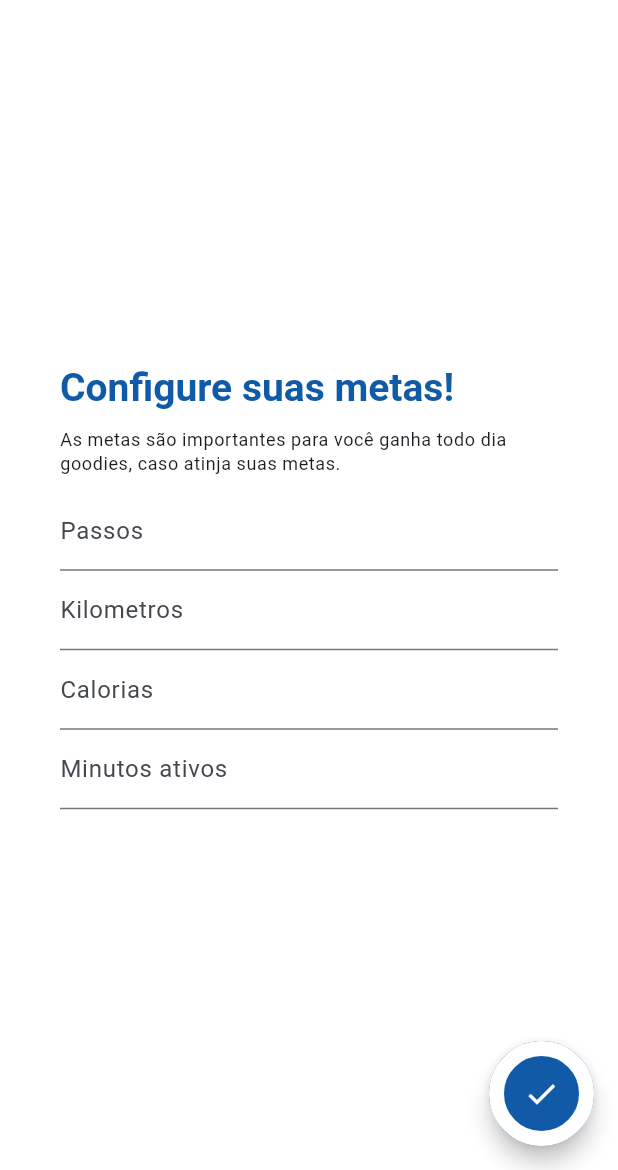
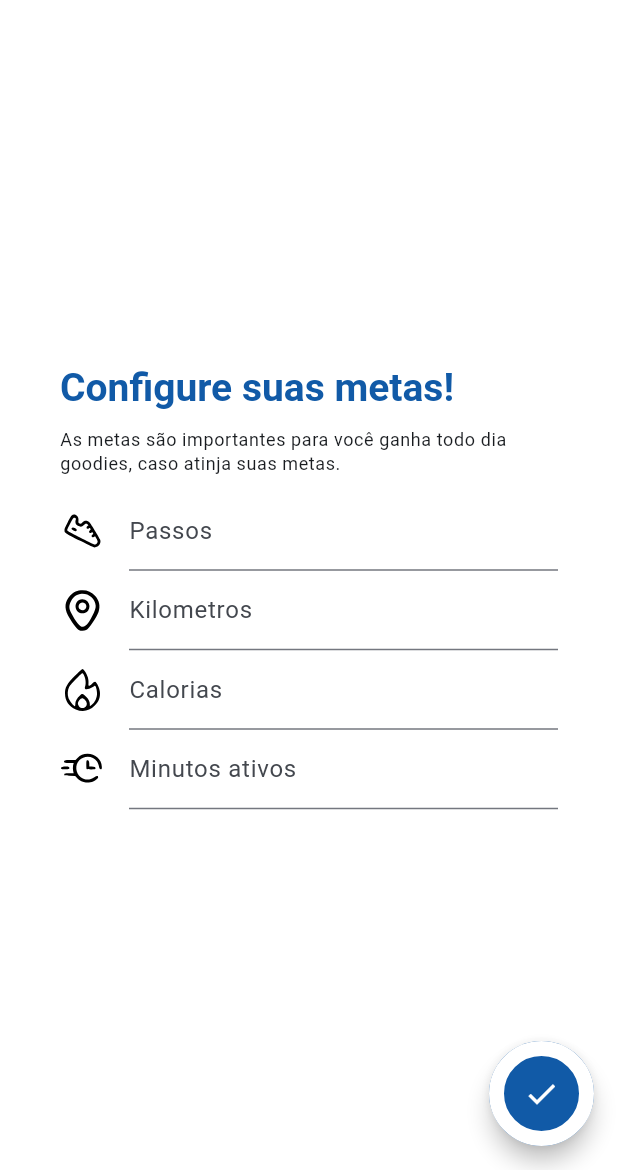
Before and after one commit to jhonifreitas/gooday-app, a Flutter app: the GoalConfigPage screen opened by its route, on a phone screen of 412 x 824 dp, the part 66-1236 px from its top. Run offline on Flutter 3.47's test engine with Material 2 defaults, Android fonts, the phone set to English and light mode, and no system bars; our stand-ins replace cloud_firestore, firebase_auth, firebase_core, firebase_storage, flutter_svg, image_picker and 1 more; missing offline and left inert: easy_mask; accounts and stored records are empty.

```diff
--- a/lib/src/controllers/auth_controller.dart
+++ b/lib/src/controllers/auth_controller.dart
@@ -96,9 +96,13 @@ class AuthController {
     return FirebaseAuth.instance.verifyPasswordResetCode(code);
   }
 
-  Future<void> passwordReset(String newPassword, String code) {
+  Future<void> passwordResetCode(String newPassword, String code) {
     return FirebaseAuth.instance
         .confirmPasswordReset(newPassword: newPassword, code: code);
+  }
+
+  Future<void> passwordReset(String newPassword) async {
+    return FirebaseAuth.instance.currentUser?.updatePassword(newPassword);
   }
 
   // SIGN OUT
--- a/lib/src/pages/profile/goal_page.dart
+++ b/lib/src/pages/profile/goal_page.dart
@@ -1,9 +1,10 @@
 import 'package:flutter/material.dart';
+import 'package:flutter_svg/svg.dart';
 
 import 'package:gooday/src/common/theme.dart';
 import 'package:gooday/src/widgets/appbar.dart';
+import 'package:gooday/src/widgets/form_field.dart';
 import 'package:gooday/src/controllers/user_controller.dart';
-import 'package:gooday/src/widgets/form_field.dart';
 
 class GoalConfigPage extends StatefulWidget {
   const GoalConfigPage({super.key});
@@ -57,21 +58,37 @@ class _GoalConfigPageState extends State<GoalConfigPage> {
                   label: 'Passos',
                   controller: _userCtrl.nameCtrl,
                   inputType: TextInputType.number,
+                  prefixIcon: SvgPicture.asset(
+                    'assets/icons/shoe.svg',
+                    width: 30,
+                  ),
                 ),
                 FormFieldCustom(
                   label: 'Kilometros',
                   controller: _userCtrl.nameCtrl,
                   inputType: TextInputType.number,
+                  prefixIcon: SvgPicture.asset(
+                    'assets/icons/pin.svg',
+                    width: 30,
+                  ),
                 ),
                 FormFieldCustom(
                   label: 'Calorias',
                   controller: _userCtrl.nameCtrl,
                   inputType: TextInputType.number,
+                  prefixIcon: SvgPicture.asset(
+                    'assets/icons/fire.svg',
+                    width: 30,
+                  ),
                 ),
                 FormFieldCustom(
                   label: 'Minutos ativos',
                   controller: _userCtrl.nameCtrl,
                   inputType: TextInputType.number,
+                  prefixIcon: SvgPicture.asset(
+                    'assets/icons/clock-race.svg',
+                    width: 30,
+                  ),
                 ),
               ],
             ),
--- a/lib/src/routes.dart
+++ b/lib/src/routes.dart
@@ -20,6 +20,7 @@ import 'package:gooday/src/pages/auth/forgot_password.dart';
 import 'package:gooday/src/pages/profile/insulin_page.dart';
 import 'package:gooday/src/pages/profile/glycemia_page.dart';
 import 'package:gooday/src/pages/auth/register/anamnesis.dart';
+import 'package:gooday/src/pages/profile/reset_password_page.dart';
 
 class Routes {
   static const initalRoute = '/splash';
@@ -35,6 +36,7 @@ class Routes {
     '/introducao/2': (context) => const IntroTwoPage(),
     '/introducao/3': (context) => const IntroThreePage(),
     '/user': (context) => const UserPage(),
+    '/user/redefinir-senha': (context) => const ResetPasswordPage(),
     '/refeicao': (context) => const MealFormPage(),
     '/metas/config': (context) => const GoalConfigPage(),
     '/goodies': (context) => const GoodiesListPage(),
--- a/lib/src/widgets/form_field.dart
+++ b/lib/src/widgets/form_field.dart
@@ -22,10 +22,10 @@ class FormFieldCustom extends StatelessWidget {
     this.maxLength,
     this.minLength,
     this.options,
+    this.suffixIcon,
+    this.prefixIcon,
     this.onChange,
     this.onTap,
-    this.suffixIcon,
-    this.prefixIcon,
   });
 
   final String? label;
@@ -139,9 +139,9 @@ class FormFieldCustom extends StatelessWidget {
       inputFormatters: inputMask != null ? [inputMask] : null,
       decoration: InputDecoration(
         labelText: label,
+        icon: prefixIcon,
         helperText: helper,
         hintText: placeholder,
-        prefixIcon: prefixIcon,
         suffixIcon: suffixIcon,
         counterText: showCounter ? null : '',
         hintStyle: const TextStyle(fontWeight: FontWeight.normal),
```
Also changed, not shown: lib/src/pages/profile/reset_password_page.dart (added, +133 -0 lines).
